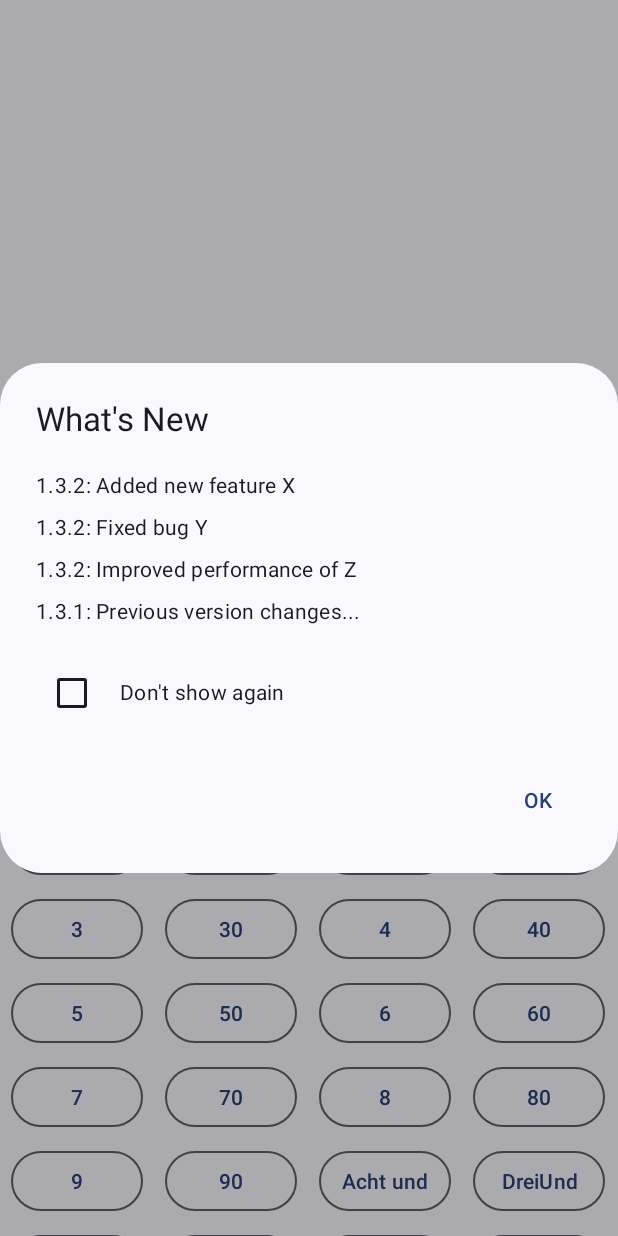
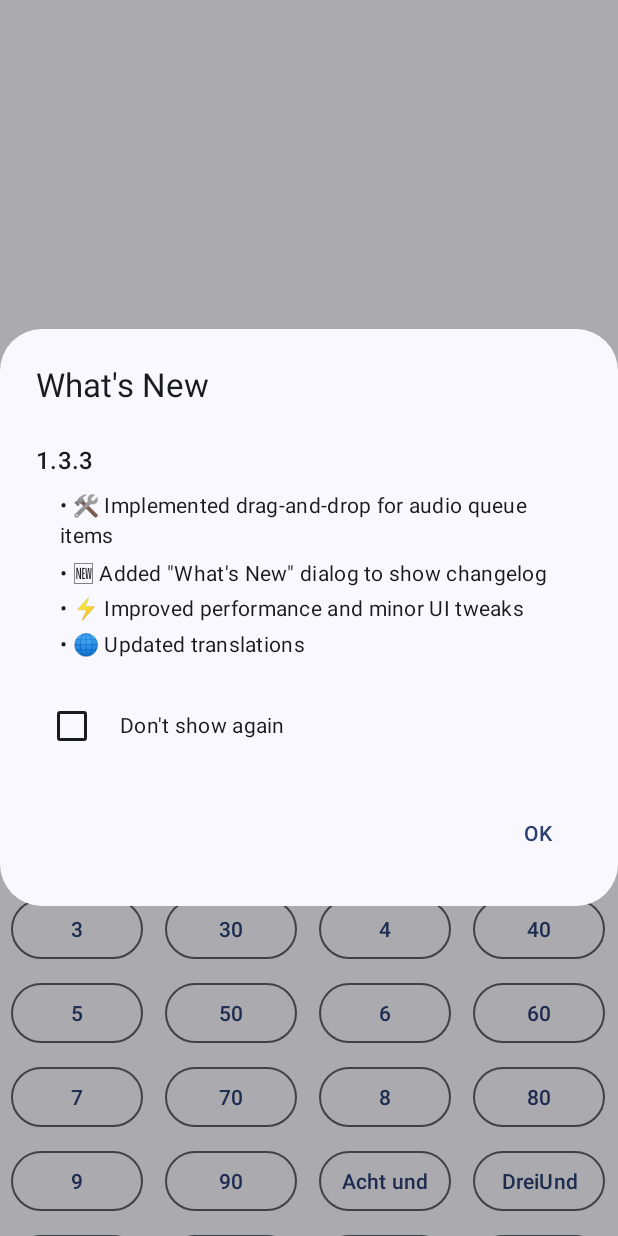
Before and after one commit to HugeFrog24/AndroidSoundboard, an Android app built with Jetpack Compose: the screen it shows after launch (MainActivity), on a phone screen of 412 x 824 dp. Run offline under Robolectric (Android 15) with nearby library versions, the phone set to English and light mode, and no system bars; our stand-ins replace FlexboxLayout.

Commit message:
UI/UX changelog

```diff
--- a/app/src/main/java/com/tibik/speechsynthesizer/changelog/Changelog.kt
+++ b/app/src/main/java/com/tibik/speechsynthesizer/changelog/Changelog.kt
@@ -89,15 +89,31 @@ fun ChangelogDialog(
         },
         text = {
             Column {
+                // **Group changelog items by version**
+                val groupedItems = changelogItems.groupBy { it.version }
+
                 LazyColumn {
-                    items(changelogItems) { item ->
-                        Text(
-                            text = "${item.version}: ${item.change}",
-                            style = MaterialTheme.typography.bodyMedium,
-                            modifier = Modifier.padding(vertical = 4.dp)
-                        )
+                    // **Iterate over each version group**
+                    groupedItems.forEach { (version, items) ->
+                        // **Display the version only once**
+                        item {
+                            Text(
+                                text = version,
+                                style = MaterialTheme.typography.titleMedium,
+                                modifier = Modifier.padding(vertical = 8.dp)
+                            )
+                        }
+                        // **Display the list of changes under the version**
+                        items(items) { item ->
+                            Text(
+                                text = "• ${item.change}",
+                                style = MaterialTheme.typography.bodyMedium,
+                                modifier = Modifier.padding(start = 16.dp, bottom = 4.dp)
+                            )
+                        }
                     }
                 }
+                // **Existing checkbox and text**
                 Row(
                     modifier = Modifier
                         .fillMaxWidth()
--- a/app/src/main/res/xml/changelog.xml
+++ b/app/src/main/res/xml/changelog.xml
@@ -1,11 +1,9 @@
 <?xml version="1.0" encoding="utf-8"?>
 <changelog>
-    <release version="1.3.2">
-        <change>Added new feature X</change>
-        <change>Fixed bug Y</change>
-        <change>Improved performance of Z</change>
-    </release>
-    <release version="1.3.1">
-        <change>Previous version changes...</change>
+    <release version="1.3.3">
+        <change>🛠️ Implemented drag-and-drop for audio queue items</change>
+        <change>🆕 Added "What's New" dialog to show changelog</change>
+        <change>⚡ Improved performance and minor UI tweaks</change>
+        <change>🌐 Updated translations</change>
     </release>
 </changelog>
```
